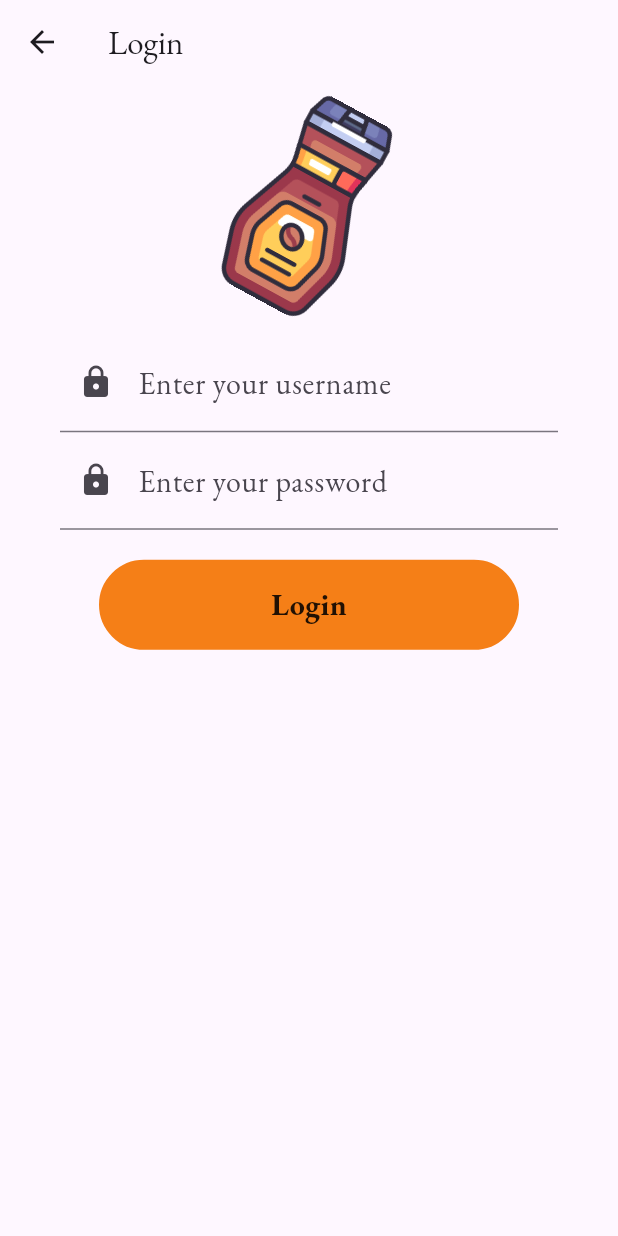
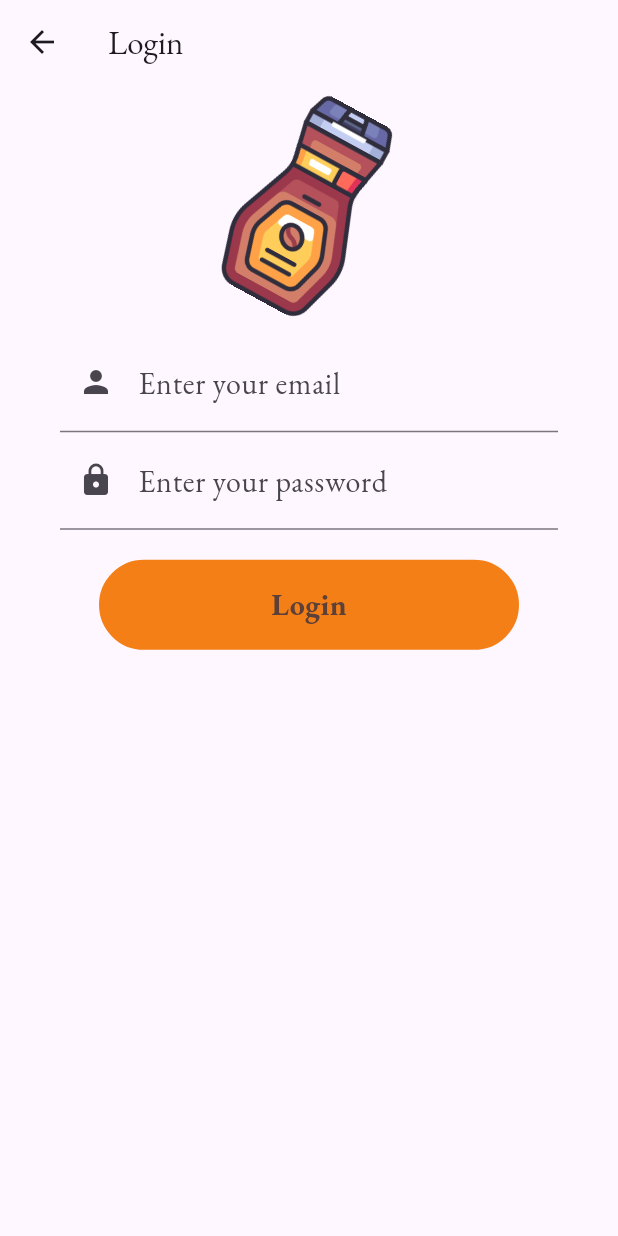
Before and after one commit to juliokrause/fluttercoffee, a Flutter app: the LoginPage screen opened directly, after a tap on "Login", on a phone screen of 412 x 824 dp. Run offline on Flutter 3.47's test engine with Material 3 defaults, Android fonts, the phone set to English and light mode, and no system bars; our stand-ins replace firebase_auth, firebase_core, google_fonts; accounts and stored records are empty; network calls fail; statements that could not run were skipped.

Commit message:
Login Page Changes & new button widget addition

```diff
--- a/lib/auth.dart
+++ b/lib/auth.dart
@@ -1,4 +1,6 @@
 import "package:firebase_auth/firebase_auth.dart";
+import "package:flutter/widgets.dart";
+import "package:flutter_coffee/pages/main_page.dart";
 
 class Auth {
   final FirebaseAuth _firebaseAuth = FirebaseAuth.instance;
@@ -13,6 +15,7 @@ class Auth {
   }) async {
     await _firebaseAuth.signInWithEmailAndPassword(
         email: email, password: password);
+
   }
 
   Future<void> createUserWithEmailAndPassword({
--- a/lib/pages/login_page.dart
+++ b/lib/pages/login_page.dart
@@ -1,6 +1,7 @@
 import 'package:firebase_auth/firebase_auth.dart';
 import 'package:flutter/material.dart';
 import 'package:flutter_coffee/auth.dart';
+import 'package:flutter_coffee/pages/main_page.dart';
 import 'package:flutter_coffee/widget/custom_button2.dart';
 
 class LoginPage extends StatefulWidget {
@@ -23,6 +24,8 @@ class _LoginPageState extends State<LoginPage> {
     try {
       await Auth().signInWithEmailAndPassword(
           email: _controllerEmail.text, password: _controllerPassword.text);
+
+      Navigator.pop(context);
     } on FirebaseAuthException catch (e) {
       setState(() {
         errorMessage = e.message;
@@ -41,7 +44,8 @@ class _LoginPageState extends State<LoginPage> {
     }
   }
 
-  Widget _entryField(String title, TextEditingController controller, bool isPassword) {
+  Widget _entryField(String title, TextEditingController controller,
+      bool isPassword, IconData theIcon) {
     return TextFormField(
       controller: controller,
       obscureText: isPassword,
@@ -57,10 +61,10 @@ class _LoginPageState extends State<LoginPage> {
           labelStyle: const TextStyle(
             fontSize: 20,
           ),
-          prefixIcon: const Padding(
-            padding: EdgeInsets.only(bottom: 2),
+          prefixIcon: Padding(
+            padding: const EdgeInsets.only(bottom: 2),
             child: Icon(
-              Icons.lock,
+              theIcon,
             ),
           )),
     );
@@ -69,8 +73,6 @@ class _LoginPageState extends State<LoginPage> {
   Widget _errorMessage() {
     return Text(errorMessage == '' ? '' : 'Hum ? $errorMessage');
   }
-
-
 
   @override
   Widget build(BuildContext context) {
@@ -110,17 +112,26 @@ class _LoginPageState extends State<LoginPage> {
                   ],
                 ),
                 Padding(
+                    padding: const EdgeInsets.symmetric(horizontal: 40),
+                    child: _entryField('Enter your email', _controllerEmail,
+                        false, Icons.person)),
+                Padding(
                   padding: const EdgeInsets.symmetric(horizontal: 40),
-                  child: _entryField('Enter your username', _controllerEmail, false)
-                ),
-                 Padding(
-                  padding: const EdgeInsets.symmetric(horizontal: 40),
-                  child: _entryField('Enter your password', _controllerPassword, true),
+                  child: _entryField('Enter your password', _controllerPassword,
+                      true, Icons.lock),
                 ),
                 const SizedBox(height: 20),
-                CustomButton2(
-                    buttonText: 'Login',
-                    btncolor: Colors.yellow.shade900),
+                InkWell(
+                  borderRadius: const BorderRadius.all(Radius.circular(16)),
+                  highlightColor: Colors.redAccent,
+                  onTap: () {
+                    setState(() {
+                      signInWithEmailAndPassword();
+                    });
+                  },
+                  child: CustomButton2(
+                      buttonText: 'Login', btncolor: Colors.yellow.shade900),
+                ),
               ],
             ),
           ),
--- a/lib/widget/custom_button2.dart
+++ b/lib/widget/custom_button2.dart
@@ -18,7 +18,7 @@ class CustomButton2 extends StatefulWidget {
 }
 
 class _CustomButton2State extends State<CustomButton2> {
-  Color textColor = Colors.brown.shade500;
+  Color textColor = Colors.brown.shade700;
 
   @override
   Widget build(BuildContext context) {
@@ -27,18 +27,6 @@ class _CustomButton2State extends State<CustomButton2> {
       borderRadius: BorderRadius.circular(30),
       type: MaterialType.transparency,
       elevation: 9,
-      child: InkWell(
-        highlightColor: textColor,
-        borderRadius: const BorderRadius.all(Radius.circular(16)),
-        onTap: () {
-          //print("tapped");
-
-          setState(() {
-            textColor == Colors.brown.shade500
-                ? textColor = Colors.black87
-                : textColor = Colors.brown.shade500;
-          });
-        },
       child: Container(
         width: widget.width,
         padding: const EdgeInsets.all(13),
@@ -58,7 +46,6 @@ class _CustomButton2State extends State<CustomButton2> {
           ),
         ),
       ),
-      ),
     );
   }
 }
```
Also changed, not shown: lib/pages/home_page.dart (+5 -5 lines). Lines whose indentation alone changed are shown as unchanged.
